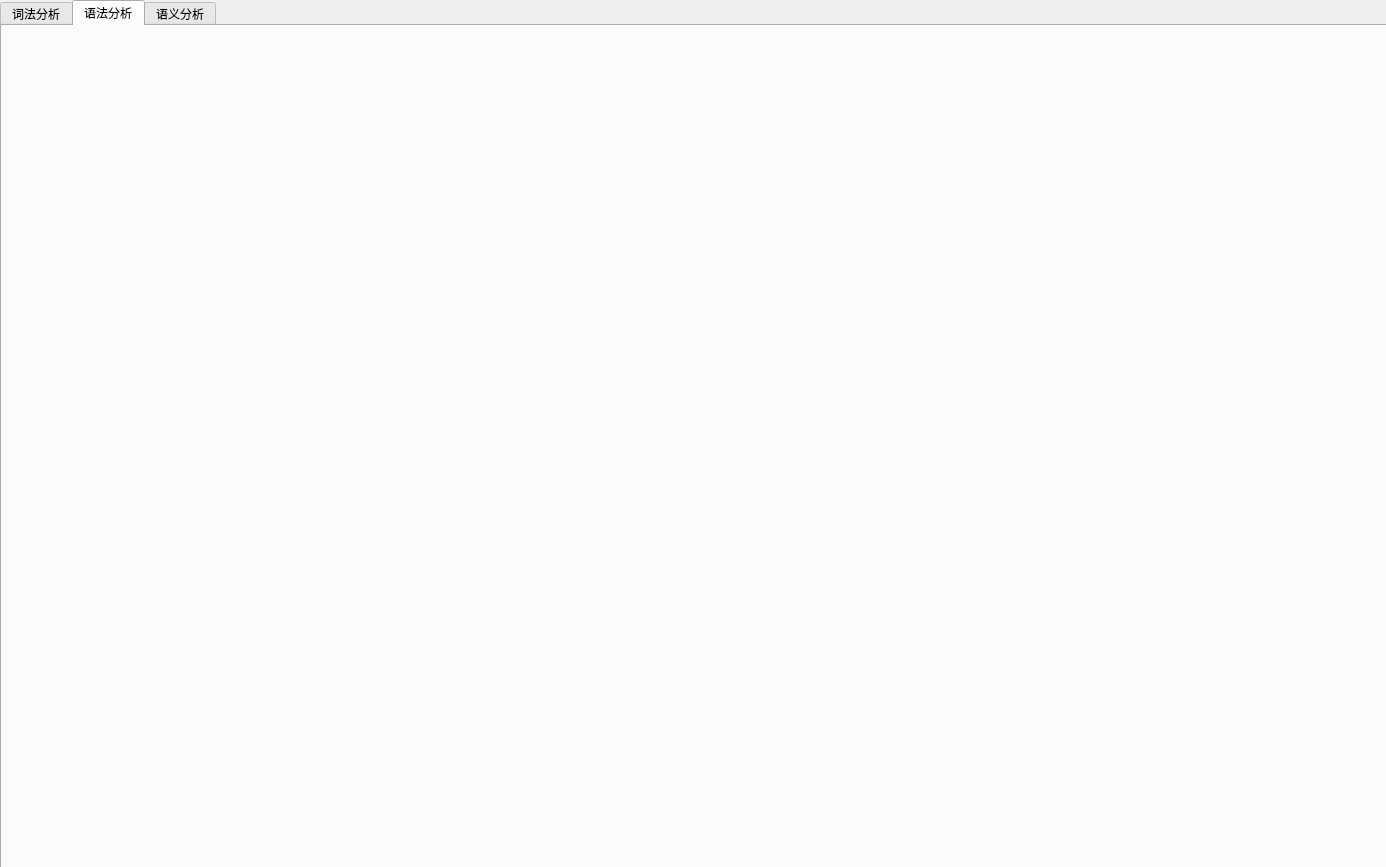
This is UI/MainWindow.ui in Shi-Yupeng/hit-complie-lab as Qt 5 draws it before an edit. The edited form follows.
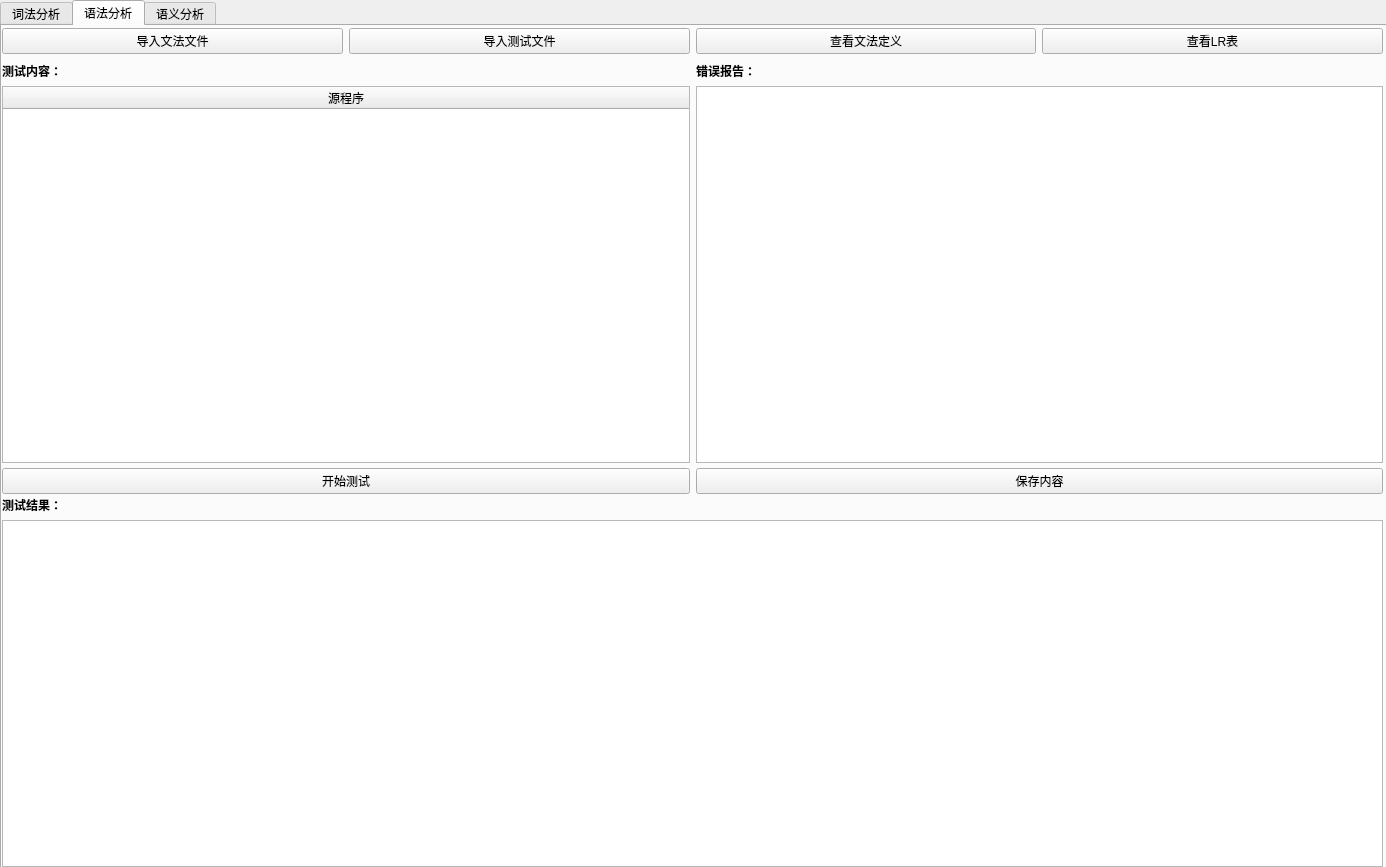
This is the edited form. The open tabs and pages were chosen to show the change.

Diff of the .ui file:
```diff
--- a/UI/MainWindow.ui
+++ b/UI/MainWindow.ui
@@ -178,6 +178,152 @@
     <attribute name="title">
      <string>语法分析</string>
     </attribute>
+    <widget class="QWidget" name="">
+     <property name="geometry">
+      <rect>
+       <x>0</x>
+       <y>0</y>
+       <width>1381</width>
+       <height>30</height>
+      </rect>
+     </property>
+     <layout class="QHBoxLayout" name="horizontalLayout_5">
+      <item>
+       <widget class="QPushButton" name="import_cfg_pushButton">
+        <property name="text">
+         <string>导入文法文件</string>
+        </property>
+       </widget>
+      </item>
+      <item>
+       <widget class="QPushButton" name="import_test_pushButton">
+        <property name="text">
+         <string>导入测试文件</string>
+        </property>
+       </widget>
+      </item>
+      <item>
+       <widget class="QPushButton" name="show_cfg_pushButton">
+        <property name="text">
+         <string>查看文法定义</string>
+        </property>
+       </widget>
+      </item>
+      <item>
+       <widget class="QPushButton" name="show_LRtable_pushButton">
+        <property name="text">
+         <string>查看LR表</string>
+        </property>
+       </widget>
+      </item>
+     </layout>
+    </widget>
+    <widget class="QWidget" name="">
+     <property name="geometry">
+      <rect>
+       <x>0</x>
+       <y>36</y>
+       <width>1381</width>
+       <height>401</height>
+      </rect>
+     </property>
+     <layout class="QHBoxLayout" name="horizontalLayout_6">
+      <item>
+       <layout class="QVBoxLayout" name="verticalLayout_4">
+        <item>
+         <widget class="QLabel" name="label_4">
+          <property name="text">
+           <string>&lt;html&gt;&lt;head/&gt;&lt;body&gt;&lt;p&gt;&lt;span style=&quot; font-weight:600;&quot;&gt;测试内容：&lt;/span&gt;&lt;/p&gt;&lt;/body&gt;&lt;/html&gt;</string>
+          </property>
+         </widget>
+        </item>
+        <item>
+         <widget class="QTableWidget" name="tableWidget_2">
+          <property name="rowCount">
+           <number>0</number>
+          </property>
+          <property name="columnCount">
+           <number>1</number>
+          </property>
+          <attribute name="horizontalHeaderCascadingSectionResizes">
+           <bool>false</bool>
+          </attribute>
+          <attribute name="horizontalHeaderStretchLastSection">
+           <bool>true</bool>
+          </attribute>
+          <column>
+           <property name="text">
+            <string>源程序</string>
+           </property>
+          </column>
+         </widget>
+        </item>
+       </layout>
+      </item>
+      <item>
+       <layout class="QVBoxLayout" name="verticalLayout_5">
+        <item>
+         <widget class="QLabel" name="label_5">
+          <property name="text">
+           <string>&lt;html&gt;&lt;head/&gt;&lt;body&gt;&lt;p&gt;&lt;span style=&quot; font-weight:600;&quot;&gt;错误报告：&lt;/span&gt;&lt;/p&gt;&lt;/body&gt;&lt;/html&gt;</string>
+          </property>
+         </widget>
+        </item>
+        <item>
+         <widget class="QTextBrowser" name="wrong_textBrowser"/>
+        </item>
+       </layout>
+      </item>
+     </layout>
+    </widget>
+    <widget class="QWidget" name="">
+     <property name="geometry">
+      <rect>
+       <x>0</x>
+       <y>440</y>
+       <width>1381</width>
+       <height>30</height>
+      </rect>
+     </property>
+     <layout class="QHBoxLayout" name="horizontalLayout_7">
+      <item>
+       <widget class="QPushButton" name="begin_test_pushButton">
+        <property name="text">
+         <string>开始测试</string>
+        </property>
+       </widget>
+      </item>
+      <item>
+       <widget class="QPushButton" name="save_pushButton">
+        <property name="text">
+         <string>保存内容</string>
+        </property>
+       </widget>
+      </item>
+     </layout>
+    </widget>
+    <widget class="QWidget" name="">
+     <property name="geometry">
+      <rect>
+       <x>0</x>
+       <y>470</y>
+       <width>1381</width>
+       <height>371</height>
+      </rect>
+     </property>
+     <layout class="QVBoxLayout" name="verticalLayout_6">
+      <item>
+       <widget class="QLabel" name="label_6">
+        <property name="text">
+         <string>&lt;html&gt;&lt;head/&gt;&lt;body&gt;&lt;p&gt;&lt;span style=&quot; font-weight:600;&quot;&gt;测试结果：&lt;/span&gt;&lt;/p&gt;&lt;/body&gt;&lt;/html&gt;</string>
+        </property>
+       </widget>
+      </item>
+      <item>
+       <widget class="QTextBrowser" name="result_textBrowser"/>
+      </item>
+     </layout>
+    </widget>
    </widget>
    <widget class="QWidget" name="tab_3">
     <attribute name="title">
```
Left out of the diff: 2 changed lines with no effect on the pictures.
